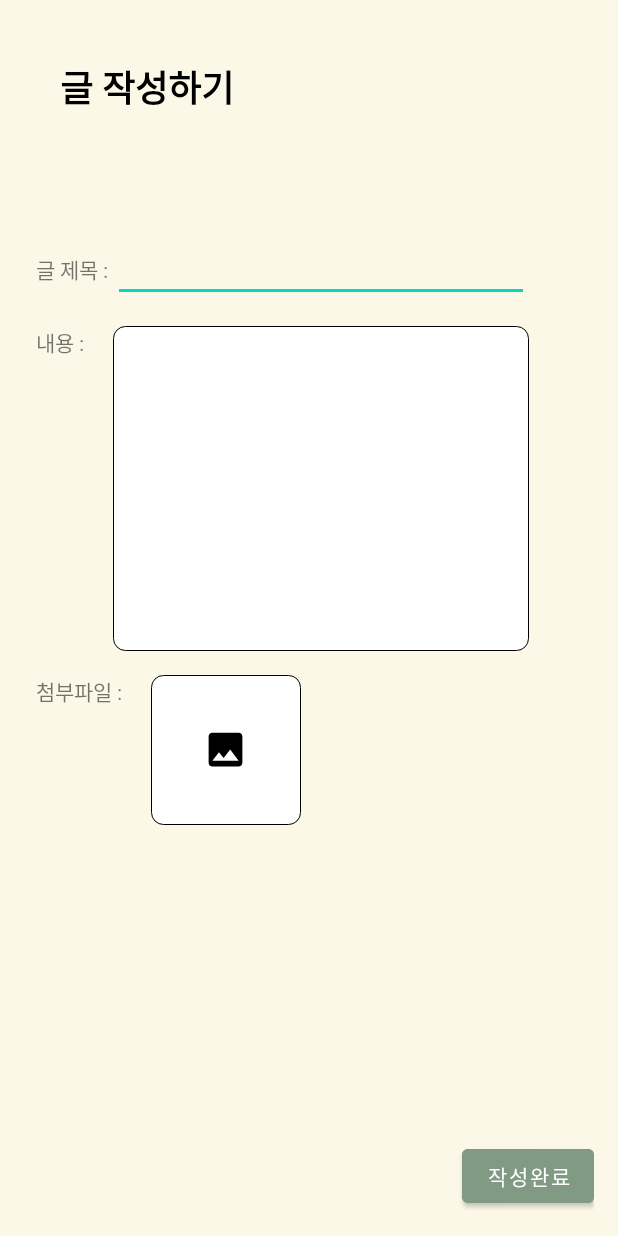
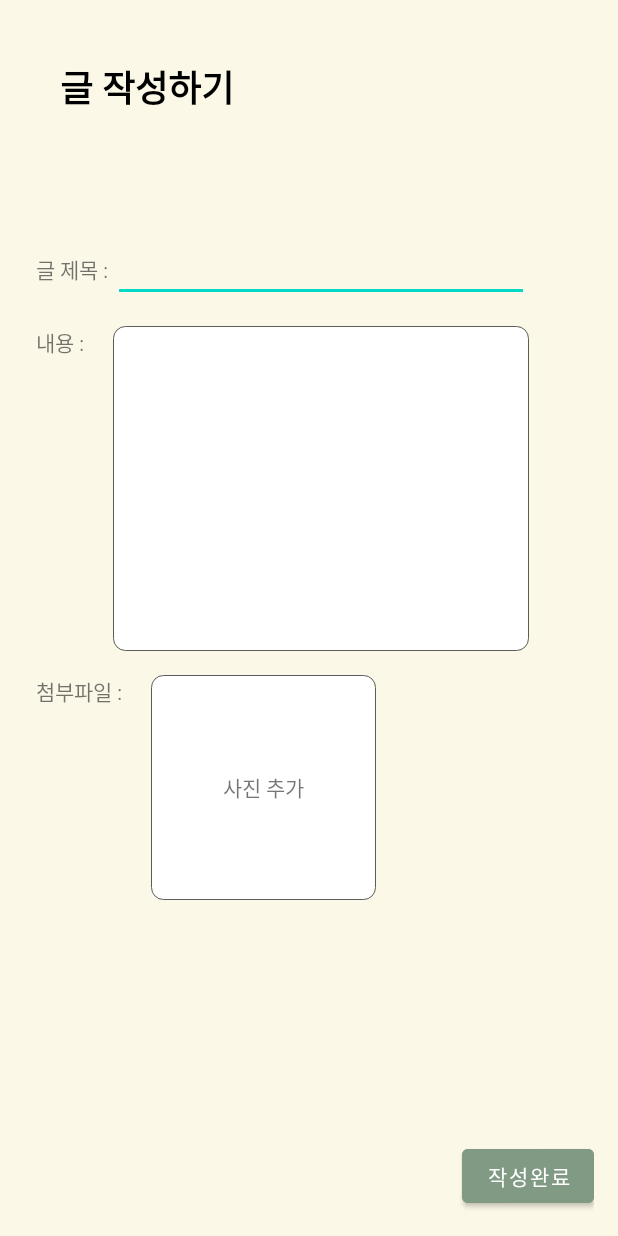
Before and after one commit to keemyujeong/TP11PlantOrNot, an Android app: the EditActivity screen opened directly, with no data from a screen before it, on a phone screen of 412 x 824 dp. Run offline under Robolectric (Android 15) with nearby library versions, the phone set to English and light mode, and no system bars; pictures from the network do not load.

Commit message:
dev 11/10

```diff
--- a/app/src/main/java/com/kyjsoft/tp11plantornot/BoardFragment.kt
+++ b/app/src/main/java/com/kyjsoft/tp11plantornot/BoardFragment.kt
@@ -40,6 +40,8 @@ class BoardFragment: Fragment() {
 
     fun loadData(){
 
+
+
         items.add(BoardRecyclerItem("이미지", "사용자", "감자", "감자 지금 심어도 될까요?" , "새벽에는 기온이 많이 떨어져 있더군요. 밤에는 고라니가 많이 다니고.. 두더지도 많던데 두더지도 씨감자 먹나요? 좋은 씨감자를 구해서 잘 심고 싶거 든요..", "2022.11.02 17:01"))
         items.add(BoardRecyclerItem("이미지", "사용자", "감자", "감자 지금 심어도 될까요?" , "새벽에는 기온이 많이 떨어져 있더군요. 밤에는 고라니가 많이 다니고.. 두더지도 많던데 두더지도 씨감자 먹나요? 좋은 씨감자를 구해서 잘 심고 싶거 든요..", "2022.11.02 17:01"))
         items.add(BoardRecyclerItem("이미지", "사용자", "감자", "감자 지금 심어도 될까요?" , "새벽에는 기온이 많이 떨어져 있더군요. 밤에는 고라니가 많이 다니고.. 두더지도 많던데 두더지도 씨감자 먹나요? 좋은 씨감자를 구해서 잘 심고 싶거 든요..", "2022.11.02 17:01"))
--- a/app/src/main/java/com/kyjsoft/tp11plantornot/HomeFragment.kt
+++ b/app/src/main/java/com/kyjsoft/tp11plantornot/HomeFragment.kt
@@ -126,7 +126,6 @@ class HomeFragment: Fragment() {
             }
 
             override fun onFailure(call: Call<WeatherResponse>, t: Throwable) {
-                Log.i("TAG", "실패 : ${t.message}")
                 AlertDialog.Builder(requireContext()).setMessage("실패 : + ${t.message}").show()
             }
 
--- a/app/src/main/java/com/kyjsoft/tp11plantornot/PickActivity.kt
+++ b/app/src/main/java/com/kyjsoft/tp11plantornot/PickActivity.kt
@@ -36,7 +36,9 @@ class PickActivity : AppCompatActivity() {
     }
 
     fun loadData(cntntsNo : Int) {
+        // TODO 더미데이터
         items.add(PickRecyclerItem("제발 떠라"))
+
         val baseUrl = "http://api.nongsaro.go.kr/"
         val apiKey = "20221021WSJM62P0MYCVEVLK5V3FA"
         val retrofit : Retrofit = RetrofitHelper.getInstance(baseUrl)
--- a/app/src/main/java/com/kyjsoft/tp11plantornot/RetrofitService.kt
+++ b/app/src/main/java/com/kyjsoft/tp11plantornot/RetrofitService.kt
@@ -1,14 +1,26 @@
 package com.kyjsoft.tp11plantornot
 
+import okhttp3.MultipartBody
 import retrofit2.Call
-import retrofit2.http.GET
-import retrofit2.http.Header
-import retrofit2.http.Query
+import retrofit2.http.*
 import java.util.*
+import retrofit2.http.Part
 
 interface RetrofitService {
 
     // 기상청
+    @GET("getVilageFcst")
+    fun getWeatherInfo(
+        @Query("serviceKey") apiKey: String,
+        @Query("numOfRows") numOfRows: Int,
+        @Query("pageNo") pageNo: Int,
+        @Query("dataType") dataType: String,
+        @Query("base_date") baseDate : String,
+        @Query("base_time") base_time: String,
+        @Query("nx") nx: Int,
+        @Query("ny") ny: Int
+    ) : Call<WeatherResponse>
+
     @GET("getVilageFcst")
     fun weatherdataToString(
         @Query("serviceKey") apiKey: String,
@@ -21,20 +33,10 @@ interface RetrofitService {
         @Query("ny") ny: Int
         ) : Call<String>
 
-    @GET("getVilageFcst")
-    fun getWeatherInfo(
-        @Query("serviceKey") apiKey: String,
-        @Query("numOfRows") numOfRows: Int,
-        @Query("pageNo") pageNo: Int,
-        @Query("dataType") dataType: String,
-        @Query("base_date") baseDate : String,
-        @Query("base_time") base_time: String,
-        @Query("nx") nx: Int,
-        @Query("ny") ny: Int
-        ) : Call<WeatherResponse>
 
 
-    // 병충해
+
+    // 병충해(TODO 실패!)
     @GET("serviceCode=SVC03&serviceType=AA001")
     fun getInsectData(
         @Query("apiKey") apiKey: String,
@@ -51,7 +53,7 @@ interface RetrofitService {
 
 
 
-    // 농작업일정
+    // 농작업일정( TODO 실패!)
     @GET("service/farmWorkingPlanNew/workScheduleDt")
     fun getPlantData(
         @Query("cntntsNo") cntntsNo : Int,
@@ -63,6 +65,14 @@ interface RetrofitService {
         @Query("cntntsNo") cntntsNo : Int,
         @Query("apiKey") apiKey : String,
         ) : Call<String>
+
+
+
+    // Dothome서버에 작성글 게시판
+    @Multipart
+    @POST("TPplantOrNot/insertDB.php")
+    fun postDataToServer(@PartMap datapart : Map<String, String>,
+                         @Part filepart : MultipartBody.Part) : Call<String>
 
 
 
--- a/app/src/main/res/drawable/bg_et.xml
+++ b/app/src/main/res/drawable/bg_et.xml
@@ -1,6 +1,6 @@
 <?xml version="1.0" encoding="utf-8"?>
 <shape xmlns:android="http://schemas.android.com/apk/res/android">
-    <stroke android:color="@color/black" android:width="0.8dp"/>
+    <stroke android:color="@color/branch" android:width="0.8dp"/>
     <solid android:color="@color/white"/>
     <corners android:radius="8dp"/>
 
--- a/app/src/main/res/layout/activity_edit.xml
+++ b/app/src/main/res/layout/activity_edit.xml
@@ -7,7 +7,7 @@
     android:padding="16dp">
 
     <TextView
-        android:id="@+id/tv"
+        android:id="@+id/title"
         android:layout_width="wrap_content"
         android:layout_height="wrap_content"
         android:layout_marginBottom="48dp"
@@ -24,7 +24,7 @@
         android:layout_height="wrap_content"
         android:layout_margin="8dp"
         android:orientation="horizontal"
-        android:layout_below="@+id/tv">
+        android:layout_below="@+id/title">
 
         <TextView
             android:layout_width="wrap_content"
@@ -33,9 +33,11 @@
             android:text="글 제목 : " />
 
         <EditText
+            android:id="@+id/et_title"
             android:layout_width="wrap_content"
             android:layout_height="wrap_content"
             android:ems="13"
+            android:lines="2"
             android:inputType="text" />
     </LinearLayout>
 
@@ -55,6 +57,7 @@
             android:text="내용 : " />
 
         <EditText
+            android:id="@+id/et_content"
             android:layout_width="wrap_content"
             android:layout_height="wrap_content"
             android:background="@drawable/bg_et"
@@ -86,15 +89,19 @@
             android:layout_marginLeft="16dp">
 
             <ImageView
-                android:layout_width="100dp"
-                android:layout_height="100dp"
-                android:src="@drawable/bg_et" />
+                android:id="@+id/iv"
+                android:layout_width="150dp"
+                android:layout_height="150dp"
+                android:background="@drawable/bg_et"
+                android:scaleType="centerCrop"/>
+            <TextView
+                android:id="@+id/tv"
+                android:layout_width="wrap_content"
+                android:layout_height="wrap_content"
+                android:layout_centerInParent="true"
+                android:text="사진 추가"
+                />
 
-            <ImageView
-                android:layout_width="30dp"
-                android:layout_height="30dp"
-                android:layout_centerInParent="true"
-                android:src="@drawable/ic_baseline_image_24" />
 
         </RelativeLayout>
 
```
Also changed, not shown: app/src/main/java/com/kyjsoft/tp11plantornot/EditActivity.kt (+74 -3 lines), app/src/main/java/com/kyjsoft/tp11plantornot/Item.kt (+11 -0 lines).
